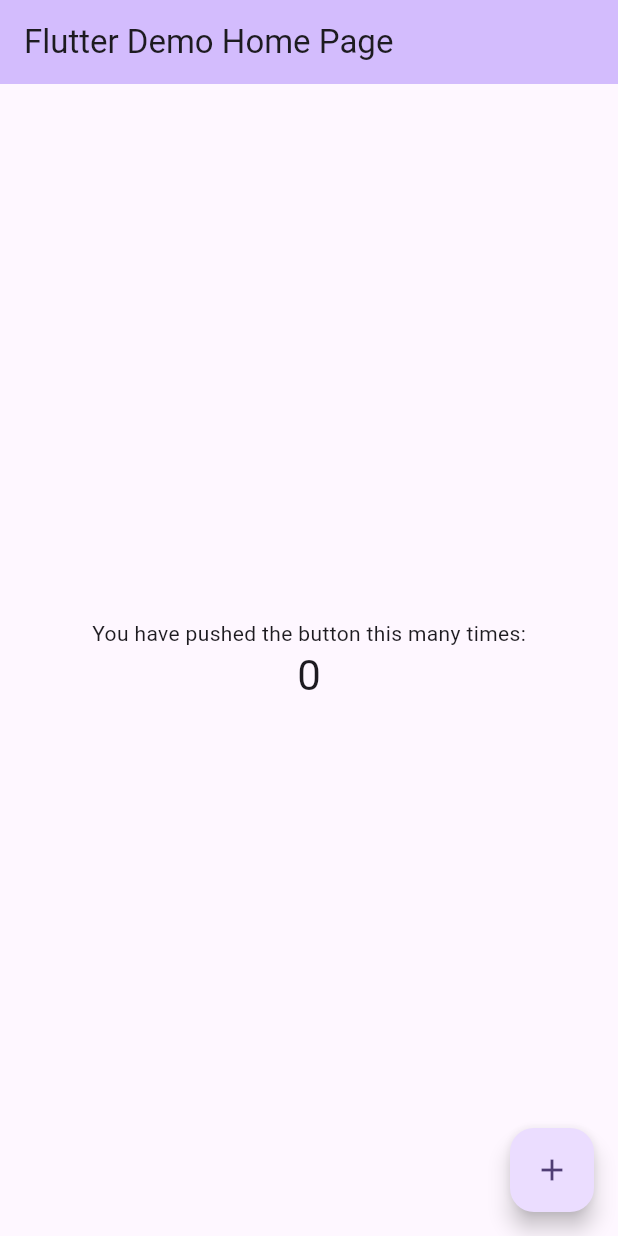
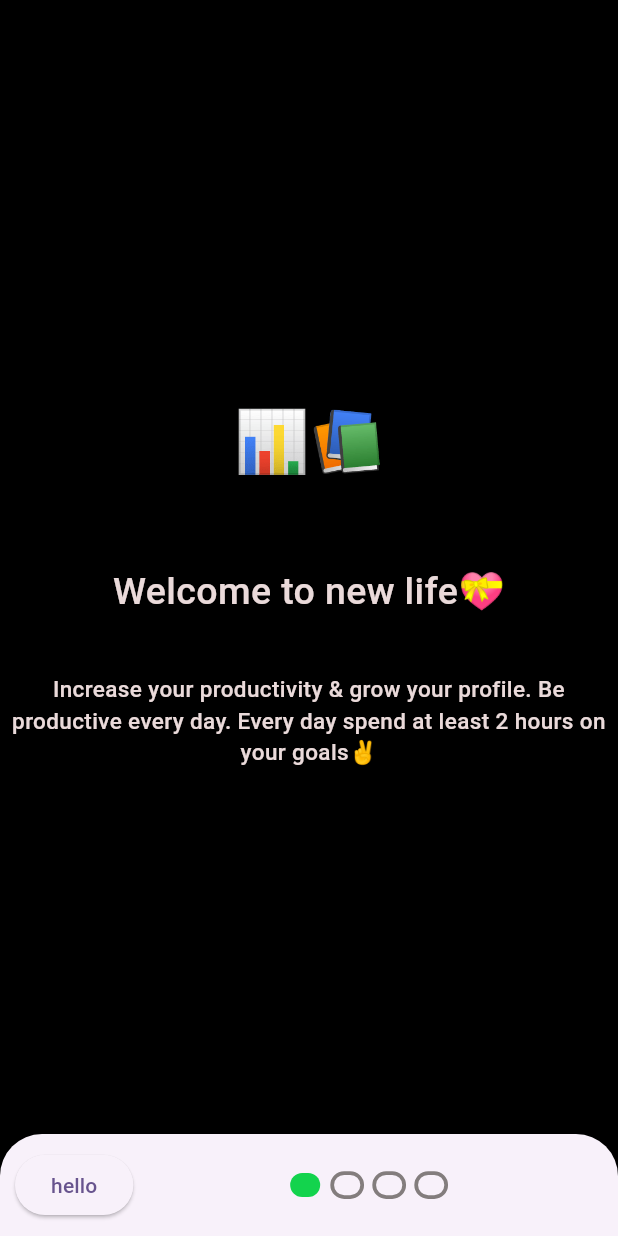
Before and after one commit to Roshan-pcy/BoilPlate, a Flutter app: the screen it shows after launch, on a phone screen of 412 x 824 dp. Run offline on Flutter 3.47's test engine with Material 3 defaults, Android fonts, the phone set to English and light mode, and no system bars; drawn by our look-alikes of smooth_page_indicator; our stand-ins replace google_fonts; Roboto replaces fonts that are missing (Anta).

Commit message:
added intro page

```diff
--- /dev/null
+++ b/boilerplate/lib/IntroScreen/IntroScreen.dart
@@ -0,0 +1,243 @@
+import 'package:flutter/material.dart';
+import 'package:google_fonts/google_fonts.dart';
+
+import 'package:smooth_page_indicator/smooth_page_indicator.dart';
+
+class IntroScreen extends StatefulWidget {
+  const IntroScreen({super.key});
+
+  @override
+  State<IntroScreen> createState() => _IntroState();
+}
+
+class _IntroState extends State<IntroScreen> {
+  final controler = PageController();
+  int lastPage = 0;
+  @override
+  void dispose() {
+    controler.dispose();
+    super.dispose();
+  }
+
+  TextStyle mystly = GoogleFonts.anta(
+      textStyle: const TextStyle(
+    fontSize: 25,
+    fontWeight: FontWeight.w500,
+    color: Color.fromARGB(255, 234, 218, 218),
+  ));
+  TextStyle style2 = GoogleFonts.anta(
+      textStyle: const TextStyle(
+    fontSize: 15,
+    fontWeight: FontWeight.w500,
+    color: Color.fromARGB(255, 234, 218, 218),
+  ));
+
+  @override
+  Widget build(BuildContext context) {
+    double h = MediaQuery.of(context).size.height;
+    double w = MediaQuery.of(context).size.width;
+    return Scaffold(
+      backgroundColor: const Color.fromARGB(255, 117, 227, 247),
+      body: Container(
+        decoration: BoxDecoration(color: Colors.black),
+        padding: const EdgeInsets.only(bottom: 100),
+        child: PageView(
+          controller: controler,
+          children: [
+            Column(
+              mainAxisAlignment: MainAxisAlignment.center,
+              crossAxisAlignment: CrossAxisAlignment.center,
+              children: [
+                SizedBox(
+                    height: h * 0.2,
+                    width: w * 0.8,
+                    child: const Center(
+                        child: Text(
+                      '📊📚',
+                      style: TextStyle(fontSize: 40),
+                    ))),
+                Column(
+                  children: [
+                    Text(
+                      'Welcome to new life💝\n',
+                      style: mystly,
+                    ),
+                    Text(
+                      textAlign: TextAlign.center,
+                      maxLines: 6,
+                      overflow: TextOverflow.ellipsis,
+                      'Increase your productivity & grow your profile. Be productive every day. Every day spend at least 2 hours on your goals✌️',
+                      style: style2,
+                    ),
+                  ],
+                )
+              ],
+            ),
+            Column(
+              mainAxisAlignment: MainAxisAlignment.center,
+              crossAxisAlignment: CrossAxisAlignment.center,
+              children: [
+                SizedBox(
+                    height: h * 0.2,
+                    width: w * 0.8,
+                    child: const Center(
+                        child: Text(
+                      '📱🧑‍💻',
+                      style: TextStyle(fontSize: 40),
+                    ))),
+                Column(
+                  children: [
+                    Text(
+                      textAlign: TextAlign.center,
+                      ' Post Achivement on public💝\n',
+                      style: mystly,
+                    ),
+                    Text(
+                      textAlign: TextAlign.center,
+                      maxLines: 6,
+                      overflow: TextOverflow.ellipsis,
+                      'Receive gifts from users 🎁.\nAnswer daily questions 📝 every day.\n Support others in achieving their goals',
+                      style: style2,
+                    ),
+                  ],
+                )
+              ],
+            ),
+            Column(
+              mainAxisAlignment: MainAxisAlignment.center,
+              crossAxisAlignment: CrossAxisAlignment.center,
+              children: [
+                SizedBox(
+                    height: h * 0.2,
+                    width: w * 0.8,
+                    child: const Center(
+                        child: Text(
+                      '🎁🧑‍🤝‍🧑',
+                      style: TextStyle(fontSize: 40),
+                    ))),
+                Column(
+                  children: [
+                    Text(
+                      'Challenge with friends 🧑‍🤝‍🧑\n',
+                      style: mystly,
+                    ),
+                    Text(
+                      textAlign: TextAlign.center,
+                      maxLines: 6,
+                      overflow: TextOverflow.ellipsis,
+                      'Support your friends with sharing popularity🔥\nView friends progress complete  the your own challenge ⏳',
+                      style: style2,
+                    ),
+                  ],
+                )
+              ],
+            ),
+            Column(
+              mainAxisAlignment: MainAxisAlignment.center,
+              crossAxisAlignment: CrossAxisAlignment.center,
+              children: [
+                SizedBox(
+                    height: h * 0.2,
+                    width: w * 0.8,
+                    child: const Center(
+                        child: Text(
+                      '⏳🧑‍💻',
+                      style: TextStyle(fontSize: 40),
+                    ))),
+                Column(
+                  children: [
+                    Text(
+                      'Productive Everyday💝\n',
+                      style: mystly,
+                    ),
+                    Text(
+                      textAlign: TextAlign.center,
+                      maxLines: 6,
+                      overflow: TextOverflow.ellipsis,
+                      'Start timer and  Work on your goal👍\n Achive your dreams with consitency🙌\n  Build good habit with in 30 days 🎉\nAll the best🏆',
+                      style: style2,
+                    ),
+                  ],
+                )
+              ],
+            ),
+          ],
+          onPageChanged: (value) {
+            setState(() {
+              lastPage = value;
+            });
+          },
+        ),
+      ),
+      bottomSheet: lastPage == 3
+          ? Builder(
+              builder: (context) => SizedBox(
+                width: w * 0.5,
+                child: Padding(
+                  padding: EdgeInsets.all(h * 0.01),
+                  child: ElevatedButton(
+                    style: ButtonStyle(
+                      backgroundColor: WidgetStateProperty.all<Color>(
+                          const Color.fromARGB(
+                              255, 102, 241, 137)), // Change the color here
+                    ),
+                    onPressed: () async {
+                      // Use the context from the Builder to show the Snackbar
+                      // Navigator.pushReplacement(context, MaterialPageRoute(
+                      //   builder: (context) {
+                      //     return Profile();
+                      //   },
+                      // ));
+                    },
+                    child: Text(
+                      'Start',
+                      style:
+                          TextStyle(color: Colors.black, fontSize: h * 0.025),
+                    ),
+                  ),
+                ),
+              ),
+            )
+          : Container(
+              margin: const EdgeInsets.all(10),
+              child: Row(
+                mainAxisAlignment: MainAxisAlignment.spaceBetween,
+                children: [
+                  GestureDetector(
+                      onTap: () {
+                        controler.jumpToPage(2);
+                      },
+                      child: ElevatedButton(
+                          onPressed: () {}, child: Text('hello'))),
+                  SmoothPageIndicator(
+                    controller: controler,
+                    count: 4,
+                    effect: const SlideEffect(
+                        spacing: 8.0,
+                        radius: 9.0,
+                        dotWidth: 20.0,
+                        dotHeight: 16.0,
+                        paintStyle: PaintingStyle.stroke,
+                        strokeWidth: 2.5,
+                        dotColor: Color.fromARGB(255, 131, 125, 125),
+                        activeDotColor: Color.fromARGB(255, 19, 211, 77)),
+                    onDotClicked: (index) {
+                      controler.animateToPage(index,
+                          duration: const Duration(microseconds: 500),
+                          curve: Curves.easeInCubic);
+                    },
+                  ),
+                  GestureDetector(
+                      onTap: () {
+                        controler.nextPage(
+                            duration: const Duration(microseconds: 300),
+                            curve: Curves.slowMiddle);
+                        setState(() {});
+                      },
+                      child: Text(''))
+                ],
+              ),
+            ),
+    );
+  }
+}
--- a/boilerplate/lib/main.dart
+++ b/boilerplate/lib/main.dart
@@ -1,3 +1,4 @@
+import 'package:boilerplate/IntroScreen/IntroScreen.dart';
 import 'package:flutter/material.dart';
 
 void main() {
@@ -31,95 +32,7 @@
         colorScheme: ColorScheme.fromSeed(seedColor: Colors.deepPurple),
         useMaterial3: true,
       ),
-      home: const MyHomePage(title: 'Flutter Demo Home Page'),
+      home: const IntroScreen(),
     );
   }
 }
-
-class MyHomePage extends StatefulWidget {
-  const MyHomePage({super.key, required this.title});
-
-  // This widget is the home page of your application. It is stateful, meaning
-  // that it has a State object (defined below) that contains fields that affect
-  // how it looks.
-
-  // This class is the configuration for the state. It holds the values (in this
-  // case the title) provided by the parent (in this case the App widget) and
-  // used by the build method of the State. Fields in a Widget subclass are
-  // always marked "final".
-
-  final String title;
-
-  @override
-  State<MyHomePage> createState() => _MyHomePageState();
-}
-
-class _MyHomePageState extends State<MyHomePage> {
-  int _counter = 0;
-
-  void _incrementCounter() {
-    setState(() {
-      // This call to setState tells the Flutter framework that something has
-      // changed in this State, which causes it to rerun the build method below
-      // so that the display can reflect the updated values. If we changed
-      // _counter without calling setState(), then the build method would not be
-      // called again, and so nothing would appear to happen.
-      _counter++;
-    });
-  }
-
-  @override
-  Widget build(BuildContext context) {
-    // This method is rerun every time setState is called, for instance as done
-    // by the _incrementCounter method above.
-    //
-    // The Flutter framework has been optimized to make rerunning build methods
-    // fast, so that you can just rebuild anything that needs updating rather
-    // than having to individually change instances of widgets.
-    return Scaffold(
-      appBar: AppBar(
-        // TRY THIS: Try changing the color here to a specific color (to
-        // Colors.amber, perhaps?) and trigger a hot reload to see the AppBar
-        // change color while the other colors stay the same.
-        backgroundColor: Theme.of(context).colorScheme.inversePrimary,
-        // Here we take the value from the MyHomePage object that was created by
-        // the App.build method, and use it to set our appbar title.
-        title: Text(widget.title),
-      ),
-      body: Center(
-        // Center is a layout widget. It takes a single child and positions it
-        // in the middle of the parent.
-        child: Column(
-          // Column is also a layout widget. It takes a list of children and
-          // arranges them vertically. By default, it sizes itself to fit its
-          // children horizontally, and tries to be as tall as its parent.
-          //
-          // Column has various properties to control how it sizes itself and
-          // how it positions its children. Here we use mainAxisAlignment to
-          // center the children vertically; the main axis here is the vertical
-          // axis because Columns are vertical (the cross axis would be
-          // horizontal).
-          //
-          // TRY THIS: Invoke "debug painting" (choose the "Toggle Debug Paint"
-          // action in the IDE, or press "p" in the console), to see the
-          // wireframe for each widget.
-          mainAxisAlignment: MainAxisAlignment.center,
-          children: <Widget>[
-            const Text(
-              'You have pushed the button this many times:',
-            ),
-            Text(
-              '$_counter',
-              style: Theme.of(context).textTheme.headlineMedium,
-            ),
-          ],
-        ),
-      ),
-      floatingActionButton: FloatingActionButton(
-        onPressed: _incrementCounter,
-        tooltip: 'Increment',
-        child: const Icon(Icons.add),
-      ), // This trailing comma makes auto-formatting nicer for build methods.
-    );
-  }
-}
--- a/boilerplate/pubspec.yaml
+++ b/boilerplate/pubspec.yaml
@@ -35,6 +35,10 @@ dependencies:
   # The following adds the Cupertino Icons font to your application.
   # Use with the CupertinoIcons class for iOS style icons.
   cupertino_icons: ^1.0.8
+  # intro page indicator and screen
+  smooth_page_indicator: ^1.2.0+3
+  google_fonts: ^6.2.1
+
 
 dev_dependencies:
   flutter_test:
```
Also changed, not shown: boilerplate/pubspec.lock, 1 other file.
